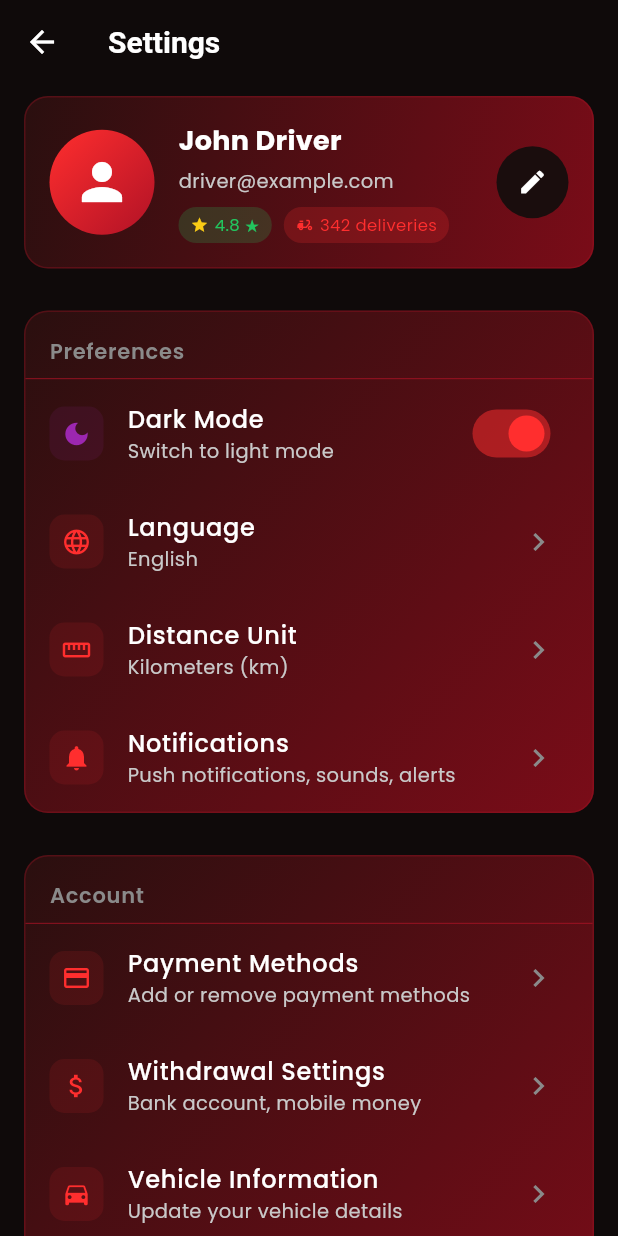
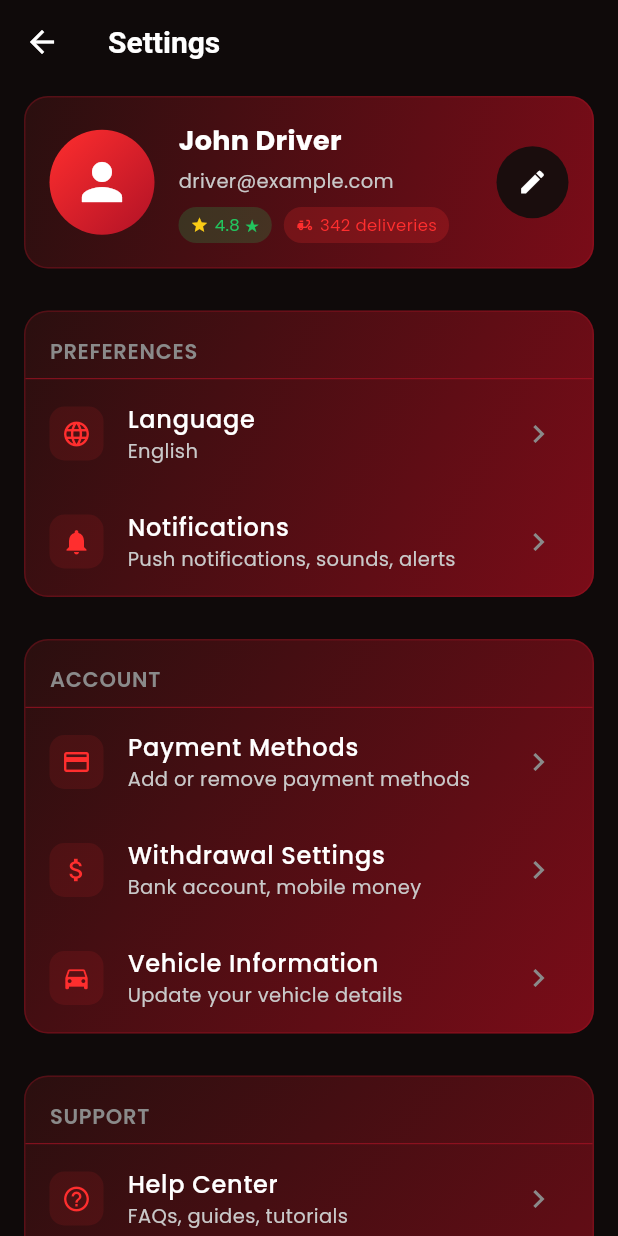
Before and after one commit to Mlinda24/Food-store-frontend, a Flutter app: the DriverSettingsScreen screen opened by its route, on a phone screen of 412 x 824 dp. Run offline on Flutter 3.47's test engine with Material 3 defaults, Android fonts, the phone set to English and light mode, and no system bars; our stand-ins replace go_router, google_fonts, shared_preferences; accounts and stored records are empty.

Commit message:
edited setting

```diff
--- a/lib/screens/driver/driver_settings_screen.dart
+++ b/lib/screens/driver/driver_settings_screen.dart
@@ -1,9 +1,9 @@
 import 'package:flutter/material.dart';
 import 'package:provider/provider.dart';
+import 'package:go_router/go_router.dart';
 import '../../config/theme.dart';
 import '../../providers/auth_provider.dart';
 import '../../providers/driver_provider.dart';
-import '../../providers/theme_provider.dart';
 import '../../widgets/driver/settings_tile.dart';
 
 class DriverSettingsScreen extends StatelessWidget {
@@ -13,7 +13,6 @@ class DriverSettingsScreen extends StatelessWidget {
   Widget build(BuildContext context) {
     final authProvider = Provider.of<AuthProvider>(context);
     final driverProvider = Provider.of<DriverProvider>(context);
-    final themeProvider = Provider.of<ThemeProvider>(context);
     final driverName = authProvider.currentUser?.name ?? 'John Driver';
     final driverEmail = authProvider.currentUser?.email ?? 'driver@example.com';
     final driverStats = driverProvider.stats;
@@ -41,7 +40,7 @@ class DriverSettingsScreen extends StatelessWidget {
           children: [
             _buildProfileSection(context, driverName, driverEmail, driverStats),
             const SizedBox(height: 12),
-            _buildPreferencesSection(context, themeProvider),
+            _buildPreferencesSection(context),
             const SizedBox(height: 12),
             _buildAccountSection(context),
             const SizedBox(height: 12),
@@ -172,7 +171,7 @@ class DriverSettingsScreen extends StatelessWidget {
     );
   }
 
-  Widget _buildPreferencesSection(BuildContext context, ThemeProvider themeProvider) {
+  Widget _buildPreferencesSection(BuildContext context) {
     return Container(
       margin: const EdgeInsets.symmetric(horizontal: 16, vertical: 8),
       decoration: BoxDecoration(
@@ -186,7 +185,7 @@ class DriverSettingsScreen extends StatelessWidget {
           const Padding(
             padding: EdgeInsets.fromLTRB(16, 16, 16, 8),
             child: Text(
-              'Preferences',
+              'PREFERENCES',
               style: TextStyle(
                 fontSize: 14,
                 fontWeight: FontWeight.w600,
@@ -198,35 +197,11 @@ class DriverSettingsScreen extends StatelessWidget {
           const Divider(height: 1, color: AppTheme.deepCrimson, thickness: 0.5),
 
           SettingsTile(
-            icon: themeProvider.isDarkMode ? Icons.dark_mode : Icons.light_mode,
-            title: 'Dark Mode',
-            subtitle: themeProvider.isDarkMode ? 'Switch to light mode' : 'Switch to dark mode',
-            trailing: Switch(
-              value: themeProvider.isDarkMode,
-              onChanged: (value) {
-                themeProvider.setThemeMode(value ? ThemeMode.dark : ThemeMode.light);
-              },
-              activeColor: AppTheme.primaryRed,
-              activeTrackColor: AppTheme.primaryRed.withOpacity(0.5),
-            ),
-            iconColor: themeProvider.isDarkMode ? Colors.purple : Colors.orange,
-          ),
-
-          SettingsTile(
             icon: Icons.language,
             title: 'Language',
             subtitle: 'English',
             onTap: () {
               _showLanguageDialog(context);
-            },
-          ),
-
-          SettingsTile(
-            icon: Icons.straighten,
-            title: 'Distance Unit',
-            subtitle: 'Kilometers (km)',
-            onTap: () {
-              _showUnitDialog(context);
             },
           ),
 
@@ -257,7 +232,7 @@ class DriverSettingsScreen extends StatelessWidget {
           const Padding(
             padding: EdgeInsets.fromLTRB(16, 16, 16, 8),
             child: Text(
-              'Account',
+              'ACCOUNT',
               style: TextStyle(
                 fontSize: 14,
                 fontWeight: FontWeight.w600,
@@ -294,15 +269,6 @@ class DriverSettingsScreen extends StatelessWidget {
               _showComingSoon(context, 'Vehicle Information');
             },
           ),
-
-          SettingsTile(
-            icon: Icons.assignment,
-            title: 'Delivery Preferences',
-            subtitle: 'Max distance, order size',
-            onTap: () {
-              _showComingSoon(context, 'Delivery Preferences');
-            },
-          ),
         ],
       ),
     );
@@ -322,7 +288,7 @@ class DriverSettingsScreen extends StatelessWidget {
           const Padding(
             padding: EdgeInsets.fromLTRB(16, 16, 16, 8),
             child: Text(
-              'Support',
+              'SUPPORT',
               style: TextStyle(
                 fontSize: 14,
                 fontWeight: FontWeight.w600,
@@ -387,7 +353,7 @@ class DriverSettingsScreen extends StatelessWidget {
           const Padding(
             padding: EdgeInsets.fromLTRB(16, 16, 16, 8),
             child: Text(
-              'About',
+              'ABOUT',
               style: TextStyle(
                 fontSize: 14,
                 fontWeight: FontWeight.w600,
@@ -530,29 +496,6 @@ class DriverSettingsScreen extends StatelessWidget {
             ),
             ListTile(
               title: const Text('French'),
-              onTap: () => Navigator.pop(context),
-            ),
-          ],
-        ),
-      ),
-    );
-  }
-
-  void _showUnitDialog(BuildContext context) {
-    showDialog(
-      context: context,
-      builder: (context) => AlertDialog(
-        title: const Text('Distance Unit'),
-        content: Column(
-          mainAxisSize: MainAxisSize.min,
-          children: [
-            ListTile(
-              title: const Text('Kilometers (km)'),
-              trailing: const Icon(Icons.check, color: AppTheme.primaryRed),
-              onTap: () => Navigator.pop(context),
-            ),
-            ListTile(
-              title: const Text('Miles (mi)'),
               onTap: () => Navigator.pop(context),
             ),
           ],
@@ -714,7 +657,7 @@ class DriverSettingsScreen extends StatelessWidget {
               final authProvider = Provider.of<AuthProvider>(context, listen: false);
               authProvider.logout();
               Navigator.pop(context);
-              Navigator.pushReplacementNamed(context, '/login');
+              context.go('/login');
             },
             style: ElevatedButton.styleFrom(
               backgroundColor: AppTheme.error,
```
